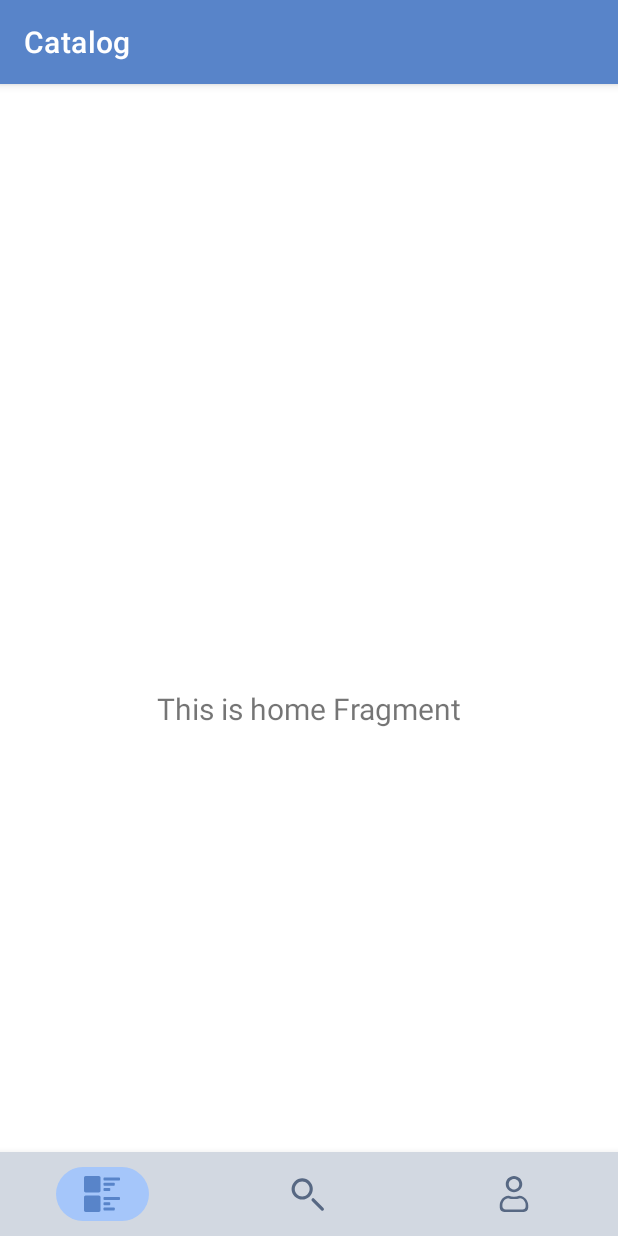
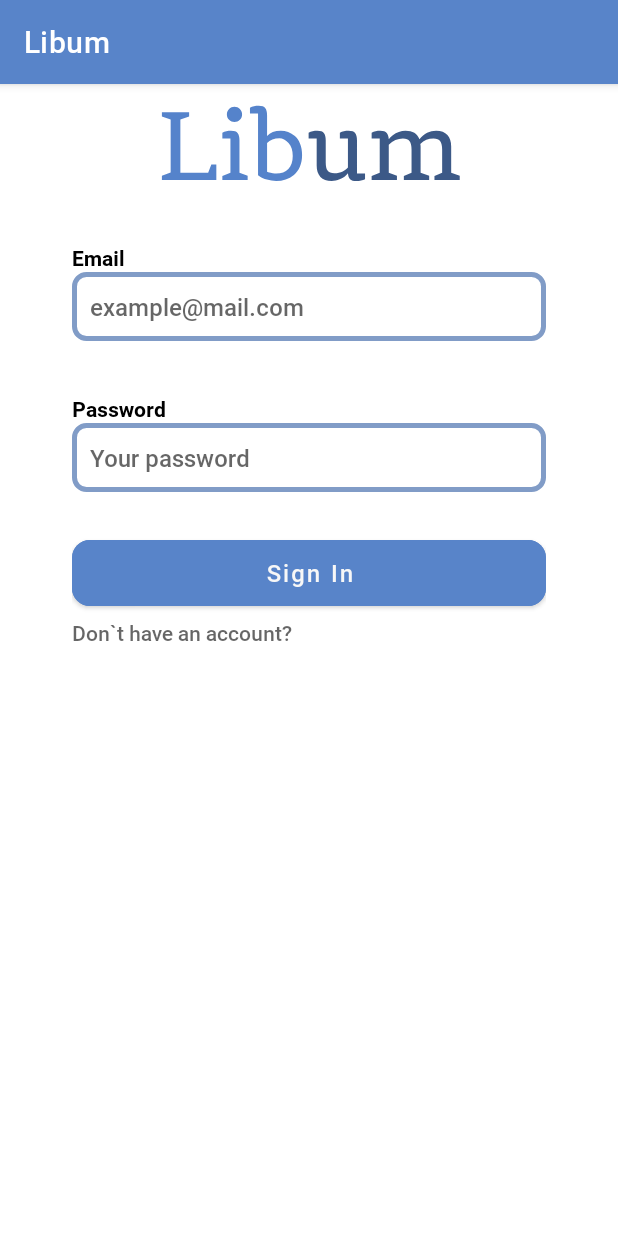
Before and after one commit to Kirixo/Libum, an Android app: the screen it shows after launch (MainActivity before the commit, AuthorizationActivity after it), on a phone screen of 412 x 824 dp. Run offline under Robolectric (Android 15) with nearby library versions, the phone set to English and light mode, and no system bars.

Commit message:
Marked the authorization activity

```diff
--- a/android/app/build.gradle.kts
+++ b/android/app/build.gradle.kts
@@ -48,6 +48,7 @@ dependencies {
     implementation(libs.androidx.lifecycle.viewmodel.ktx)
     implementation(libs.androidx.navigation.fragment.ktx)
     implementation(libs.androidx.navigation.ui.ktx)
+    implementation(libs.androidx.activity)
     testImplementation(libs.junit)
     androidTestImplementation(libs.androidx.junit)
     androidTestImplementation(libs.androidx.espresso.core)
--- /dev/null
+++ b/android/app/src/main/java/com/project/libum/presentation/view/activity/AuthorizationActivity.kt
@@ -0,0 +1,21 @@
+package com.project.libum.presentation.view.activity
+
+import android.os.Bundle
+import androidx.activity.enableEdgeToEdge
+import androidx.appcompat.app.AppCompatActivity
+import androidx.core.view.ViewCompat
+import androidx.core.view.WindowInsetsCompat
+import com.project.libum.R
+
+class AuthorizationActivity : AppCompatActivity() {
+    override fun onCreate(savedInstanceState: Bundle?) {
+        super.onCreate(savedInstanceState)
+        enableEdgeToEdge()
+        setContentView(R.layout.activity_authorization)
+        ViewCompat.setOnApplyWindowInsetsListener(findViewById(R.id.main)) { v, insets ->
+            val systemBars = insets.getInsets(WindowInsetsCompat.Type.systemBars())
+            v.setPadding(systemBars.left, systemBars.top, systemBars.right, systemBars.bottom)
+            insets
+        }
+    }
+}
--- /dev/null
+++ b/android/app/src/main/res/drawable/ic_logo.xml
@@ -0,0 +1,12 @@
+<vector xmlns:android="http://schemas.android.com/apk/res/android"
+    android:width="203dp"
+    android:height="82dp"
+    android:viewportWidth="203"
+    android:viewportHeight="82">
+    <path
+        android:fillColor="#FF5583CB"
+        android:pathData="M39.49 64H3.26v-2.82l5.83-2.1V23.73l-5.83-2.1v-2.82h18.12v2.81l-5.83 2.11v35.4h18.5l2.11-5.5h3.33V64Zm20.84 0H43.5v-2.75l5.38-2.11V36.29H43.5v-3.84c1.67-0.81 3.59-1.22 5.76-1.22 2.22 0 3.71 0.54 4.48 1.6 0.77 1.03 1.15 2.6 1.15 4.74v21.57l5.44 2.1V64Zm-5.18-40.13c-0.98 0.98-2.18 1.47-3.58 1.47-1.41 0-2.6-0.49-3.59-1.47-0.98-0.98-1.47-2.17-1.47-3.58 0-1.41 0.5-2.6 1.47-3.59 0.98-0.98 2.18-1.47 3.59-1.47 1.4 0 2.6 0.5 3.58 1.47 0.98 0.99 1.47 2.18 1.47 3.59 0 1.4-0.49 2.6-1.47 3.58Zm12.1-4.22h-5.38V15.8c1.67-0.81 3.59-1.22 5.76-1.22 2.22 0 3.71 0.54 4.48 1.6 0.77 1.03 1.15 2.6 1.15 4.74v13.82c2.05-2.34 5.1-3.52 9.16-3.52 3.37 0 6.48 1.15 9.34 3.46 1.45 1.2 2.6 2.9 3.46 5.12 0.9 2.17 1.34 4.71 1.34 7.61 0 2.9-0.5 5.5-1.47 7.81-0.98 2.26-2.3 4.06-3.97 5.38-3.37 2.69-7.3 4.03-11.78 4.03-2.09 0-4.16-0.3-6.2-0.9-2-0.64-3.5-1.28-4.48-1.92l-1.41-0.9V19.66Zm12.1 40c3.45 0 6.14-1 8.06-3.01 1.96-2.05 2.94-4.93 2.94-8.64 0-3.71-0.94-6.6-2.81-8.64-1.88-2.1-3.89-3.14-6.02-3.14-3.54 0-6.3 1.05-8.26 3.14v19.2l0.77 0.2c2.26 0.59 4.03 0.89 5.31 0.89Z"/>
+    <path
+        android:fillColor="#FF3C5987"
+        android:pathData="M138.47 59.65v3.84c-1.66 0.8-3.54 1.21-5.63 1.21s-3.54-0.42-4.35-1.28c-0.81-0.9-1.28-2.2-1.4-3.9-0.56 0.64-1.2 1.28-1.93 1.92-0.72 0.64-1.94 1.34-3.64 2.11-1.67 0.77-3.42 1.15-5.25 1.15-3.33 0-5.83-0.91-7.5-2.75-1.66-1.88-2.49-4.41-2.49-7.61V36.29h-5.37v-3.84c1.66-0.81 3.58-1.22 5.76-1.22 2.22 0 3.7 0.54 4.48 1.6 0.77 1.03 1.15 2.6 1.15 4.74V52.1c0 2.51 0.4 4.4 1.22 5.63 0.85 1.24 2.36 1.85 4.54 1.85 2.17 0 4.03-0.4 5.57-1.21 1.53-0.86 2.69-1.73 3.45-2.63V36.3h-5.37v-3.84c1.66-0.81 3.58-1.22 5.76-1.22 2.22 0 3.7 0.54 4.48 1.6 0.77 1.03 1.15 2.6 1.15 4.74v22.08h5.38ZM201.5 64h-16.83v-2.75l5.12-2.11v-15.3c0-2.52-0.43-4.4-1.28-5.63-0.81-1.24-2.3-1.86-4.48-1.86-3.42 0-6.34 1.22-8.77 3.65 0.13 0.51 0.19 1.05 0.19 1.6v17.54l5.7 2.1V64H164.3v-2.75l5.12-2.11v-15.3c0-2.52-0.42-4.4-1.28-5.63-0.8-1.24-2.3-1.86-4.48-1.86-3.5 0-6.63 1.39-9.4 4.16v18.63l5.44 2.1V64h-16.84v-2.75l5.38-2.11V36.29h-5.38v-3.84c1.67-0.81 3.57-1.22 5.7-1.22 2.13 0 3.58 0.47 4.35 1.41 0.81 0.94 1.26 2.35 1.35 4.22 0.6-0.76 1.49-1.64 2.68-2.62 2.52-2 5.36-3 8.52-3 4.69 0 7.76 1.87 9.21 5.62 3.12-3.75 6.83-5.63 11.14-5.63 3.33 0 5.82 0.94 7.49 2.82 1.66 1.83 2.5 4.35 2.5 7.55v17.54l5.69 2.1V64Z"/>
+</vector>
--- /dev/null
+++ b/android/app/src/main/res/drawable/rounded_button_background.xml
@@ -0,0 +1,5 @@
+<?xml version="1.0" encoding="utf-8"?>
+<shape xmlns:android="http://schemas.android.com/apk/res/android">
+    <solid android:color="@color/blue_500" />
+    <corners android:radius="12dp"/>
+</shape>
--- /dev/null
+++ b/android/app/src/main/res/drawable/rounded_field_background.xml
@@ -0,0 +1,7 @@
+<?xml version="1.0" encoding="utf-8"?>
+<shape xmlns:android="http://schemas.android.com/apk/res/android">
+    <stroke
+        android:width="3dp"
+        android:color="@color/gray_blue_500" />
+    <corners android:radius="8dp"/>
+</shape>
--- /dev/null
+++ b/android/app/src/main/res/font/roboto.xml
@@ -0,0 +1,13 @@
+<?xml version="1.0" encoding="utf-8"?>
+<font-family xmlns:android="http://schemas.android.com/apk/res/android">
+    <font
+        android:fontStyle="normal"
+        android:fontWeight="400"
+        android:font="@font/roboto_medium" />
+
+    <font
+        android:fontStyle="normal"
+        android:fontWeight="800"
+        android:font="@font/roboto_bold" />
+
+</font-family>
--- /dev/null
+++ b/android/app/src/main/res/layout/activity_authorization.xml
@@ -0,0 +1,70 @@
+<?xml version="1.0" encoding="utf-8"?>
+<androidx.constraintlayout.widget.ConstraintLayout xmlns:android="http://schemas.android.com/apk/res/android"
+    xmlns:app="http://schemas.android.com/apk/res-auto"
+    xmlns:tools="http://schemas.android.com/tools"
+    android:id="@+id/main"
+    android:layout_width="match_parent"
+    android:layout_height="match_parent"
+    tools:context=".presentation.view.activity.AuthorizationActivity"
+    android:layout_marginEnd="48dp"
+    android:layout_marginStart="48dp"
+    >
+    <ImageView
+        android:id="@+id/_logo"
+        android:layout_width="wrap_content"
+        android:layout_height="wrap_content"
+        app:layout_constraintTop_toTopOf="parent"
+        app:layout_constraintStart_toStartOf="parent"
+        app:layout_constraintEnd_toEndOf="parent"
+        android:src="@drawable/ic_logo"
+        >
+
+    </ImageView>
+
+    <include
+        layout="@layout/view_mail_field"
+        android:id="@+id/email_filed"
+        app:layout_constraintTop_toBottomOf="@id/_logo"
+        android:layout_width="match_parent"
+        android:layout_height="wrap_content"
+        app:layout_constraintStart_toStartOf="parent"
+        app:layout_constraintEnd_toEndOf="parent"
+        android:layout_marginTop="24dp"
+        />
+
+    <include
+        layout="@layout/view_password_field"
+        android:id="@+id/password_filed"
+        android:layout_width="match_parent"
+        android:layout_height="wrap_content"
+        app:layout_constraintTop_toBottomOf="@id/email_filed"
+        app:layout_constraintStart_toStartOf="parent"
+        app:layout_constraintEnd_toEndOf="parent"
+        android:layout_marginTop="16dp"
+        />
+
+    <com.google.android.material.button.MaterialButton
+        android:id="@+id/authorization_button"
+        android:layout_width="match_parent"
+        style="@style/Button.Primary"
+        app:layout_constraintTop_toBottomOf="@id/password_filed"
+        app:layout_constraintStart_toStartOf="parent"
+        app:layout_constraintEnd_toEndOf="parent"
+        android:layout_marginTop="32dp"
+        app:cornerRadius="12dp"
+        android:text="@string/sign_in"
+        >
+    </com.google.android.material.button.MaterialButton>
+
+    <TextView
+        android:layout_width="wrap_content"
+        android:layout_height="wrap_content"
+        android:text="@string/don_t_have_an_account"
+        android:layout_marginTop="8dp"
+        style="@style/TextAppearance.Libum.BodySecondary"
+        app:layout_constraintStart_toStartOf="parent"
+        app:layout_constraintTop_toBottomOf="@id/authorization_button"
+        >
+    </TextView>
+
+</androidx.constraintlayout.widget.ConstraintLayout>
--- /dev/null
+++ b/android/app/src/main/res/layout/view_mail_field.xml
@@ -0,0 +1,51 @@
+<?xml version="1.0" encoding="utf-8"?>
+<androidx.constraintlayout.widget.ConstraintLayout xmlns:android="http://schemas.android.com/apk/res/android"
+    xmlns:tools="http://schemas.android.com/tools"
+    android:layout_width="match_parent"
+    android:layout_height="wrap_content"
+    xmlns:app="http://schemas.android.com/apk/res-auto"
+    >
+
+    <TextView
+        android:id="@+id/_label"
+        android:layout_width="wrap_content"
+        android:layout_height="wrap_content"
+        app:layout_constraintStart_toStartOf="parent"
+        app:layout_constraintTop_toTopOf="parent"
+        android:text="@string/email"
+        style="@style/TextAppearance.Libum.MediumTitle"
+        >
+    </TextView>
+
+    <com.google.android.material.textfield.TextInputEditText
+        android:id="@+id/mail_filed"
+        android:layout_width="match_parent"
+        android:layout_height="wrap_content"
+        app:layout_constraintStart_toStartOf="parent"
+        app:layout_constraintEnd_toEndOf="parent"
+        app:layout_constraintTop_toBottomOf="@id/_label"
+        android:hint="@string/email_hint"
+        style="@style/TextAppearance.Libum.Body"
+        android:background="@drawable/rounded_field_background"
+        android:padding="@dimen/margin_inside_text"
+        android:singleLine="true"
+        android:focusable="true"
+        android:focusableInTouchMode="true"
+
+        >
+    </com.google.android.material.textfield.TextInputEditText>
+
+    <TextView
+        android:id="@+id/error"
+        android:layout_width="wrap_content"
+        android:layout_height="wrap_content"
+        android:text="Null"
+        app:layout_constraintTop_toBottomOf="@id/mail_filed"
+        app:layout_constraintStart_toStartOf="parent"
+        android:textColor="@color/red_500"
+        tools:ignore="HardcodedText"
+        android:visibility="invisible"
+        >
+    </TextView>
+
+</androidx.constraintlayout.widget.ConstraintLayout>
--- /dev/null
+++ b/android/app/src/main/res/layout/view_password_field.xml
@@ -0,0 +1,52 @@
+<?xml version="1.0" encoding="utf-8"?>
+<androidx.constraintlayout.widget.ConstraintLayout xmlns:android="http://schemas.android.com/apk/res/android"
+    xmlns:tools="http://schemas.android.com/tools"
+    android:layout_width="match_parent"
+    android:layout_height="wrap_content"
+    xmlns:app="http://schemas.android.com/apk/res-auto"
+    >
+
+    <TextView
+        android:id="@+id/_label"
+        android:layout_width="wrap_content"
+        android:layout_height="wrap_content"
+        app:layout_constraintStart_toStartOf="parent"
+        app:layout_constraintTop_toTopOf="parent"
+        android:text="@string/password"
+        style="@style/TextAppearance.Libum.MediumTitle"
+        >
+    </TextView>
+
+    <com.google.android.material.textfield.TextInputEditText
+        android:id="@+id/password_filed"
+        android:layout_width="match_parent"
+        android:layout_height="wrap_content"
+        app:layout_constraintStart_toStartOf="parent"
+        app:layout_constraintEnd_toEndOf="parent"
+        app:layout_constraintTop_toBottomOf="@id/_label"
+        android:hint="@string/password_hint"
+        android:background="@drawable/rounded_field_background"
+        style="@style/TextAppearance.Libum.Body"
+        android:padding="@dimen/margin_inside_text"
+        android:singleLine="true"
+        android:focusable="true"
+        android:focusableInTouchMode="true"
+        >
+    </com.google.android.material.textfield.TextInputEditText>
+
+    <ImageButton
+        android:layout_width="wrap_content"
+        android:layout_height="wrap_content"
+        app:layout_constraintTop_toTopOf="@id/password_filed"
+        app:layout_constraintBottom_toBottomOf="@id/password_filed"
+        app:layout_constraintEnd_toEndOf="parent"
+        android:layout_marginEnd="@dimen/margin_inside_text"
+        android:visibility="invisible"
+        android:focusable="false"
+        >
+
+        <!-- TODO: Icon for hide/unHide password-->
+
+    </ImageButton>
+
+</androidx.constraintlayout.widget.ConstraintLayout>
--- a/android/app/src/main/res/values-night/themes.xml
+++ b/android/app/src/main/res/values-night/themes.xml
@@ -12,5 +12,8 @@
 
         <item name="android:statusBarColor">?attr/colorPrimaryVariant</item>
         <item name="android:windowBackground">@color/white</item>
+
+        <item name="android:fontFamily">@font/roboto</item>
+        <item name="fontFamily">@font/roboto</item>
     </style>
 </resources>
--- a/android/app/src/main/res/values/dimens.xml
+++ b/android/app/src/main/res/values/dimens.xml
@@ -1,4 +1,6 @@
 <resources>
     <dimen name="activity_horizontal_margin">16dp</dimen>
     <dimen name="activity_vertical_margin">16dp</dimen>
+    <dimen name="edge_margine">16dp</dimen>
+    <dimen name="margin_inside_text">12dp</dimen>
 </resources>
--- a/android/app/src/main/res/values/strings.xml
+++ b/android/app/src/main/res/values/strings.xml
@@ -3,4 +3,10 @@
     <string name="title_home">Catalog</string>
     <string name="title_search">Search</string>
     <string name="title_profile">Profile</string>
+    <string name="email_hint">example@mail.com</string>
+    <string name="email">Email</string>
+    <string name="password">Password</string>
+    <string name="password_hint">Your password</string>
+    <string name="don_t_have_an_account">Don`t have an account?</string>
+    <string name="sign_in">Sign In</string>
 </resources>
--- a/android/app/src/main/res/values/style.xml
+++ b/android/app/src/main/res/values/style.xml
@@ -11,4 +11,61 @@
     <style name="App.Custom.IndicatorShape" parent="ShapeAppearance.Material3.SmallComponent">
         <item name="cornerSize">22dp</item>
     </style>
+
+    <style name="Button.Primary">
+        <item name="android:layout_width">match_parent</item>
+        <item name="android:layout_height">44dp</item>
+
+        <item name="android:textAllCaps">false</item>
+        <item name="android:textSize">16sp</item>
+        <item name="android:insetTop">0dp</item>
+        <item name="android:insetBottom">0dp</item>
+
+        <item name="android:backgroundTint">@color/blue_500</item>
+        <item name="android:textAlignment">center</item>
+    </style>
+
+    <style name="Theme.Libum" parent="Theme.MaterialComponents.DayNight.DarkActionBar">
+        <item name="android:fontFamily">@font/roboto</item>
+    </style>
+
+    <style name="TextAppearance.Libum.LargeTitle">
+        <item name="android:textSize">16sp</item>
+        <item name="android:fontFamily">@font/roboto</item>
+        <item name="android:textColor">?attr/colorPrimary</item>
+        <item name="android:textStyle">normal</item>
+    </style>
+
+    <style name="TextAppearance.Libum.MediumTitle">
+        <item name="android:fontFamily">@font/roboto</item>
+        <item name="android:textSize">14sp</item>
+        <item name="android:textColor">?attr/colorPrimaryDark</item>
+        <item name="android:textStyle">bold</item>
+    </style>
+
+    <style name="TextAppearance.Libum.SmallTitle">
+        <item name="android:fontFamily">@font/roboto</item>
+        <item name="android:textSize">12sp</item>
+        <item name="android:textColor">?attr/colorPrimaryDark</item>
+        <item name="android:textStyle">bold</item>
+    </style>
+
+    <style name="TextAppearance.Libum.Body">
+        <item name="android:fontFamily">@font/roboto</item>
+        <item name="android:textSize">16sp</item>
+        <item name="android:textColor">?android:attr/textColorPrimary</item>
+    </style>
+
+    <style name="TextAppearance.Libum.BodySecondary">
+        <item name="android:fontFamily">@font/roboto</item>
+        <item name="android:textSize">14sp</item>
+        <item name="android:textColor">?android:attr/textColorSecondary</item>
+    </style>
+
+    <style name="TextAppearance.Libum.Caption">
+        <item name="android:fontFamily">@font/roboto</item>
+        <item name="android:textSize">12sp</item>
+        <item name="android:textColor">?android:attr/textColorSecondary</item>
+    </style>
+
 </resources>
--- a/android/app/src/main/res/values/themes.xml
+++ b/android/app/src/main/res/values/themes.xml
@@ -11,5 +11,8 @@
         <item name="colorOnSecondary">@color/black</item>
 
         <item name="android:statusBarColor">?attr/colorPrimaryVariant</item>
+
+        <item name="android:fontFamily">@font/roboto</item>
+        <item name="fontFamily">@font/roboto</item>
     </style>
 </resources>
--- a/android/gradle/libs.versions.toml
+++ b/android/gradle/libs.versions.toml
@@ -13,6 +13,7 @@ lifecycleViewmodelKtx = "2.8.7"
 materialVersion = "1.11.0"
 navigationFragmentKtx = "2.8.3"
 navigationUiKtx = "2.8.3"
+activity = "1.9.2"
 
 [libraries]
 androidx-core-ktx = { group = "androidx.core", name = "core-ktx", version.ref = "coreKtx" }
@@ -26,6 +27,7 @@ androidx-lifecycle-viewmodel-ktx = { group = "androidx.lifecycle", name = "lifec
 androidx-navigation-fragment-ktx = { group = "androidx.navigation", name = "navigation-fragment-ktx", version.ref = "navigationFragmentKtx" }
 androidx-navigation-ui-ktx = { group = "androidx.navigation", name = "navigation-ui-ktx", version.ref = "navigationUiKtx" }
 material-v1110 = { module = "com.google.android.material:material", version.ref = "materialVersion" }
+androidx-activity = { group = "androidx.activity", name = "activity", version.ref = "activity" }
 
 [plugins]
 android-application = { id = "com.android.application", version.ref = "agp" }
```
Also changed, not shown: android/app/src/main/AndroidManifest.xml (+13 -6 lines), android/app/src/main/res/font/roboto_bold.ttf (added), android/app/src/main/res/font/roboto_medium.ttf (added).
